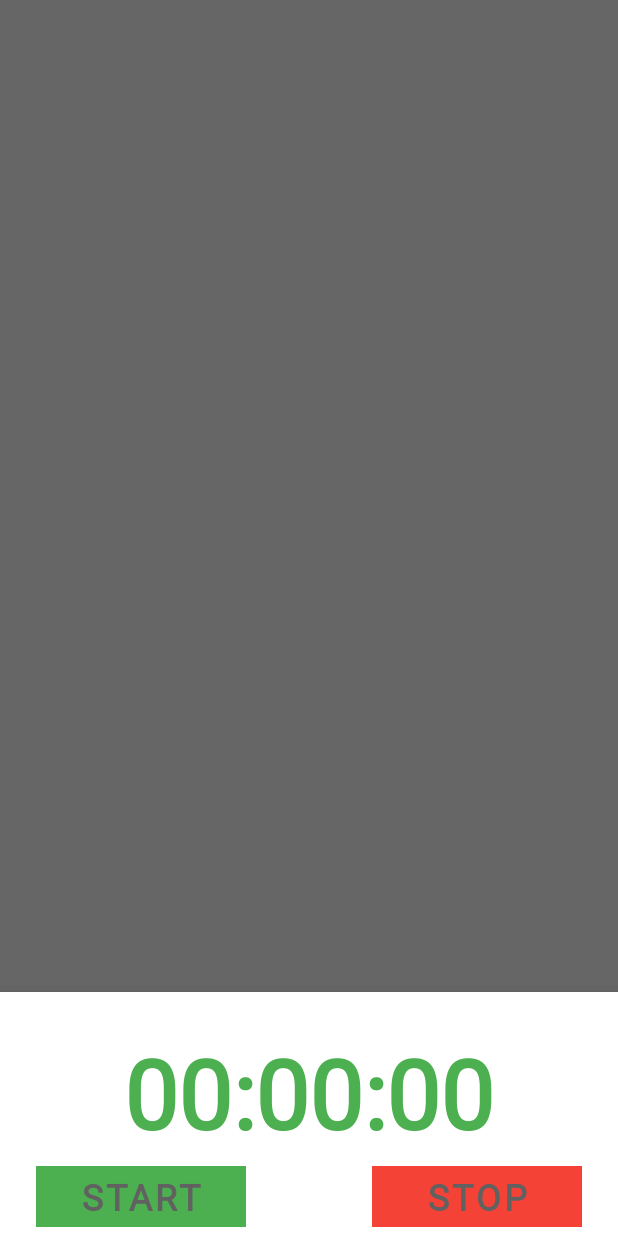
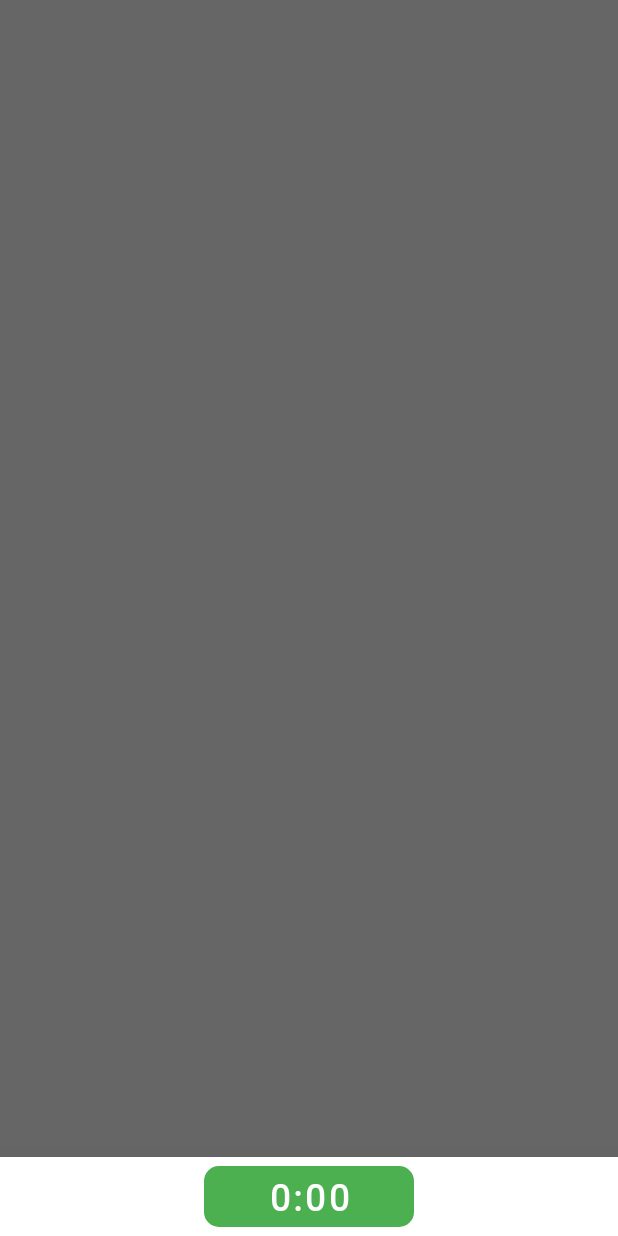
Before and after one commit to IDemetrus/worktime, an Android app: the fragment TimerDialogFragment shown on its own in the app's theme, on a phone screen of 412 x 824 dp. Run offline under Robolectric (Android 15) with nearby library versions, the phone set to English and light mode, and no system bars.

```diff
--- a/app/build.gradle
+++ b/app/build.gradle
@@ -58,7 +58,6 @@ dependencies {
     def fragment_version = "1.2.5"
     implementation "androidx.fragment:fragment-ktx:$fragment_version"
 
-
     //Architecture components
     implementation "androidx.lifecycle:lifecycle-viewmodel-ktx:$lifecycle_version"
 
--- a/app/src/main/java/com/example/worktime/TimerDialogFragment.kt
+++ b/app/src/main/java/com/example/worktime/TimerDialogFragment.kt
@@ -1,9 +1,9 @@
 package com.example.worktime
 
+import android.app.Dialog
 import android.content.Context
 import android.content.SharedPreferences
 import android.os.Bundle
-import android.util.DisplayMetrics
 import android.util.Log
 import android.view.LayoutInflater
 import android.view.View
@@ -12,14 +12,10 @@ import android.widget.Button
 import android.widget.TextView
 import android.widget.Toast
 import androidx.constraintlayout.widget.ConstraintLayout
-import androidx.constraintlayout.widget.ConstraintSet
-import androidx.lifecycle.Observer
-import androidx.lifecycle.ViewModelProvider
 import com.example.worktime.databinding.BottomTimerBinding
 import com.google.android.material.bottomsheet.BottomSheetDialogFragment
 import java.text.SimpleDateFormat
 import java.util.*
-import kotlin.properties.Delegates
 
 private const val TAG = "TimerDialogFragment"
 
@@ -29,13 +25,12 @@ class TimerDialogFragment : BottomSheetDialogFragment() {
 
         private var _binding: BottomTimerBinding? = null
         private val binding get() = _binding
-        private lateinit var timerVM: TimerViewModel
         private var lastTime : Long = 0L
         private lateinit var sharedPrefs: SharedPreferences
+        private lateinit var timerFragment: TimerFragment
 
-        private lateinit var startBtn: Button
+        private lateinit var timerBtn: Button
         private lateinit var rootView: View
-        private lateinit var stopBtn: Button
         private lateinit var timerTv: TextView
     }
 
@@ -46,6 +41,7 @@ class TimerDialogFragment : BottomSheetDialogFragment() {
 
         _binding = BottomTimerBinding.inflate(inflater, container, false)
         rootView = binding!!.root
+
         initViewElements()
 
         //Get layout params
@@ -56,14 +52,11 @@ class TimerDialogFragment : BottomSheetDialogFragment() {
     override fun onStart() {
         super.onStart()
         sharedPrefs = this.requireActivity().getSharedPreferences("prefs", Context.MODE_PRIVATE)
-        setTimeTv()
-
+        Log.d(TAG, "--> lastTimer = ${sharedPrefs.getLong("lastTime",lastTime)}")
     }
 
     private fun initViewElements() {
-        startBtn = binding!!.btmStartBtn
-        stopBtn = binding!!.btmStopBtn
-        timerTv = binding!!.btmTimerTv
+        timerBtn = binding!!.btmTimerBtn
     }
 
     private fun setTimeTv(){
@@ -75,14 +68,5 @@ class TimerDialogFragment : BottomSheetDialogFragment() {
         return sdf.format(timeMilli)
     }
 
-    override fun onActivityCreated(savedInstanceState: Bundle?) {
-        super.onActivityCreated(savedInstanceState)
-
-        val layout = rootView.findViewById(R.id.bottom_timer_id) as ConstraintLayout
-        val params : ViewGroup.LayoutParams = layout.layoutParams
-        layout.layoutParams = params
-
-        Log.d(TAG, "${params.height}")
-    }
 
 }
--- a/app/src/main/res/layout/bottom_timer.xml
+++ b/app/src/main/res/layout/bottom_timer.xml
@@ -1,42 +1,18 @@
 <?xml version="1.0" encoding="utf-8"?>
 <androidx.constraintlayout.widget.ConstraintLayout
-    xmlns:android="http://schemas.android.com/apk/res/android"
+    android:layout_width="match_parent"
+    android:layout_height="wrap_content"
     xmlns:app="http://schemas.android.com/apk/res-auto"
-    xmlns:tools="http://schemas.android.com/tools"
-    android:id="@+id/bottom_timer_id"
-    android:layout_width="match_parent"
-    android:layout_height="match_parent">
+    xmlns:android="http://schemas.android.com/apk/res/android">
 
-    <TextView
-        android:id="@+id/btmTimerTv"
-        android:layout_width="wrap_content"
+    <Button
+        android:id="@+id/btmTimerBtn"
+        style="@style/TimerClockBottom"
+        android:layout_width="@dimen/button_size_140"
         android:layout_height="wrap_content"
-        android:layout_marginTop="24dp"
-        android:text="@string/timer_text"
-        style="@style/TimerClockText"
-        android:visibility="visible"
+        android:text="0:00"
         app:layout_constraintEnd_toEndOf="parent"
-        app:layout_constraintHorizontal_bias="0.5"
         app:layout_constraintStart_toStartOf="parent"
         app:layout_constraintTop_toTopOf="parent" />
 
-    <Button
-        android:id="@+id/btmStartBtn"
-        android:layout_width="wrap_content"
-        android:layout_height="wrap_content"
-        android:layout_marginStart="24dp"
-        android:text="@string/start_btn"
-        style="@style/TimerBtnStart"
-        app:layout_constraintStart_toStartOf="parent"
-        app:layout_constraintTop_toBottomOf="@+id/btmTimerTv" />
-
-    <Button
-        android:id="@+id/btmStopBtn"
-        android:layout_width="wrap_content"
-        android:layout_height="wrap_content"
-        android:layout_marginEnd="24dp"
-        android:text="@string/stop_btn"
-        style="@style/TimerBtnStop"
-        app:layout_constraintEnd_toEndOf="parent"
-        app:layout_constraintTop_toBottomOf="@+id/btmTimerTv" />
 </androidx.constraintlayout.widget.ConstraintLayout>
--- a/app/src/main/res/values/styles.xml
+++ b/app/src/main/res/values/styles.xml
@@ -41,11 +41,11 @@
         <item name="android:textColor">@color/grey_700</item>
     </style>
     <style name="TimerClockBottom">
-        <item name="android:padding">4dp</item>
         <item name="android:textStyle">bold</item>
         <item name="android:textSize">@dimen/text_size_24</item>
         <item name="android:textColor">@color/white</item>
-        <item name="android:background">@color/green_500</item>
-        <item name="cornerRadius">7dp</item>
+        <item name="fontFamily">@font/roboto</item>
+        <item name="backgroundTint">@color/green_500</item>
+        <item name="cornerRadius">10dp</item>
     </style>
 </resources>
```
Also changed, not shown: app/src/main/java/com/example/worktime/TimerFragment.kt (+47 -30 lines), app/src/main/res/layout/activity_main.xml (+1 -11 lines), app/src/main/res/layout/fragment_timer.xml (+16 -19 lines).
